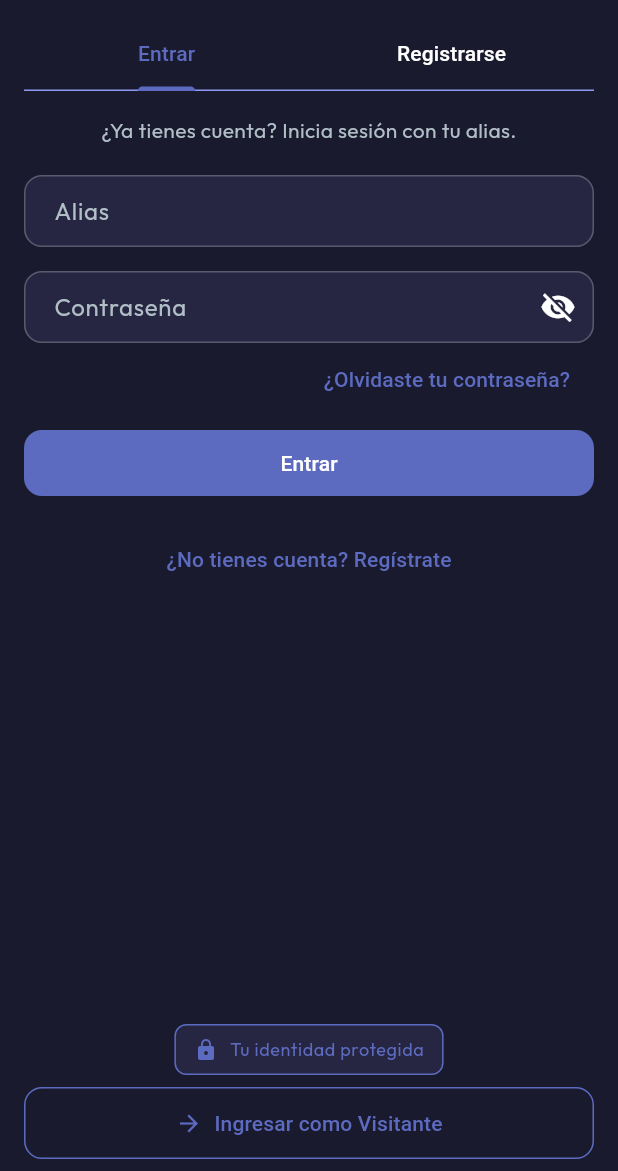
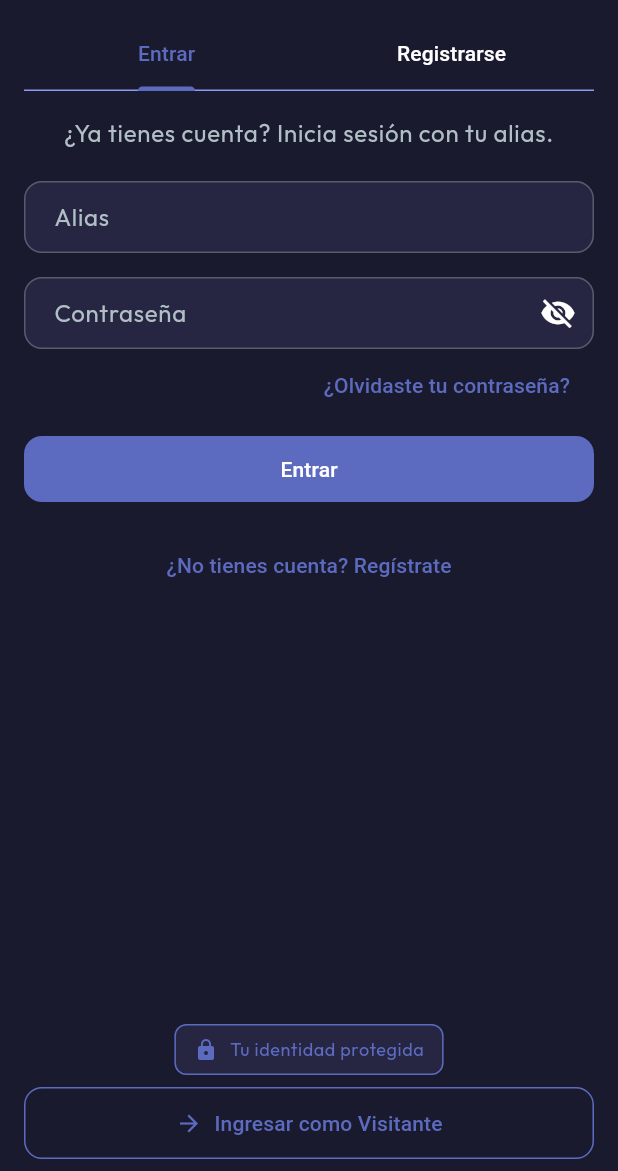
Before and after one commit to eliasDniel/CENTINELA_APP, a Flutter app: the AuthPage screen opened by its route, on a phone screen of 412 x 824 dp, the part 65-1236 px from its top. Run offline on Flutter 3.47's test engine with Material 3 defaults, Android fonts, the phone set to English and light mode, and no system bars; our stand-ins replace flutter_animate, flutter_compass, flutter_map, flutter_riverpod, go_router, google_fonts and 3 more.

Commit message:
app lista para programar

```diff
--- a/lib/features/auth/presentation/pages/auth_page.dart
+++ b/lib/features/auth/presentation/pages/auth_page.dart
@@ -9,7 +9,7 @@ import '../widgets/register_form.dart';
 import '../widgets/privacy_badge_widget.dart';
 
 class AuthPage extends ConsumerStatefulWidget {
-  const AuthPage({Key? key}) : super(key: key);
+  const AuthPage({super.key});
 
   @override
   ConsumerState<AuthPage> createState() => _AuthPageState();
@@ -207,7 +207,7 @@ class _AuthTabContent extends StatelessWidget {
         children: [
           Text(
             subtitle,
-            style: Theme.of(context).textTheme.bodyMedium?.copyWith(
+            style: Theme.of(context).textTheme.bodyLarge?.copyWith(
                   color: AppConfig.textSecondary,
                 ),
             textAlign: TextAlign.center,
--- a/pubspec.yaml
+++ b/pubspec.yaml
@@ -21,6 +21,7 @@ dependencies:
   flutter_compass: ^0.8.1
   image_picker: ^1.1.2
   ms_undraw: ^4.1.1
+  lottie: ^3.3.3
 
 dev_dependencies:
   flutter_test:
```
Also changed, not shown: lib/features/auth/presentation/pages/onboarding_page.dart (+14 -14 lines), pubspec.lock.
